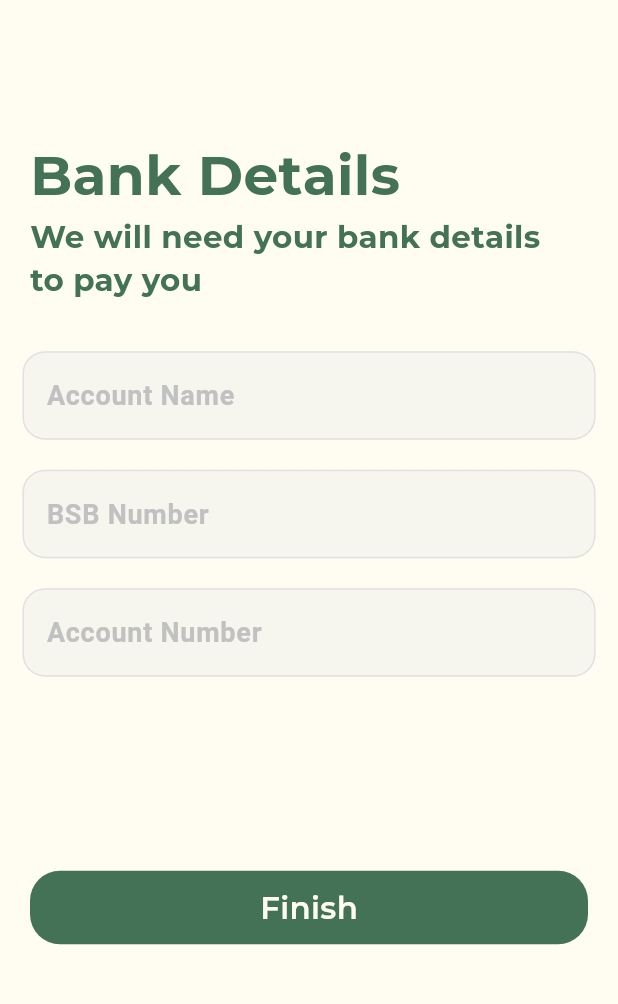
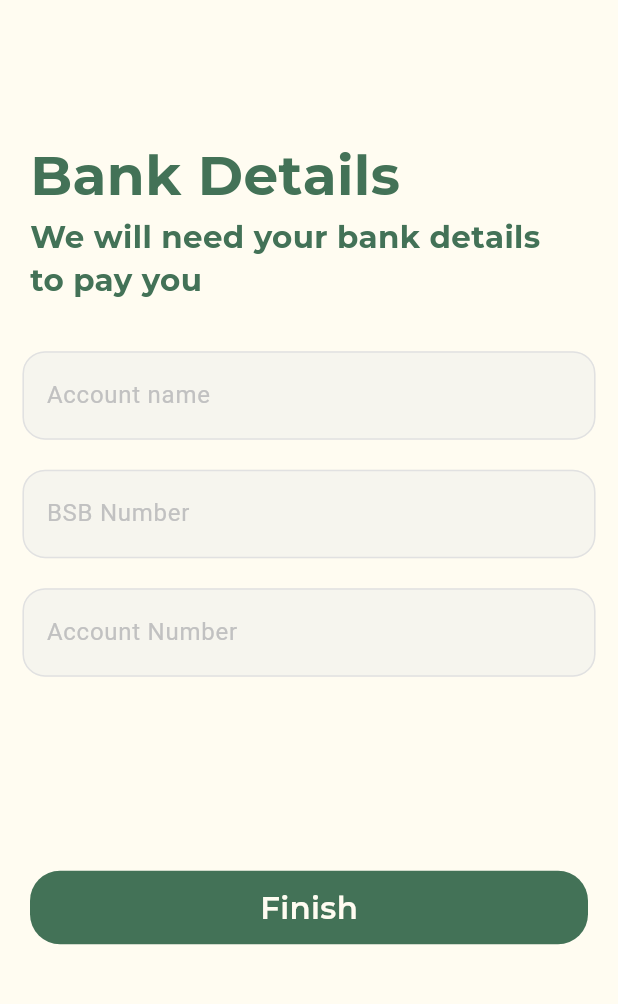
Before and after one commit to lferreira72002/TutorMe, a Flutter app: the signupBankPage screen opened by its route, on a phone screen of 412 x 824 dp, the part 134-1138 px from its top. Run offline on Flutter 3.47's test engine with Material 3 defaults, Android fonts, the phone set to English and light mode, and no system bars; our stand-ins replace flutter_screenutil, get, supabase_flutter; missing offline and left inert: dart:ffi; accounts and stored records are empty; project files that could hold a hidden picture were left out.

Commit message:
Labels and more validation

```diff
--- a/tutorme/lib/Components/Inputs/unauthorisedInput.dart
+++ b/tutorme/lib/Components/Inputs/unauthorisedInput.dart
@@ -12,6 +12,7 @@ class unauthorisedInput extends StatelessWidget {
   final bool isAutoFocus;
   final TextInputAction textInputAction;
   final bool isObscure;
+  final String label;
 
   const unauthorisedInput({
     super.key,
@@ -25,6 +26,7 @@ class unauthorisedInput extends StatelessWidget {
     this.isAutoFocus = false,
     this.textInputAction = TextInputAction.next,
     this.isObscure = false,
+    this.label = '',
   });
 
   @override
@@ -42,6 +44,7 @@ class unauthorisedInput extends StatelessWidget {
         keyboardType: keyboard,
         obscureText: isObscure,
         decoration: InputDecoration(
+          label: Text(label, style: TextStyle(color: Color(0xffC1C1C1))),
           filled: true,
           fillColor: const Color(0xffF6F5EE),
           errorStyle: const TextStyle(height: 0),
@@ -49,7 +52,7 @@ class unauthorisedInput extends StatelessWidget {
           hintStyle: const TextStyle(
             color: Color(0xffC1C1C1),
             fontSize: 18,
-            fontWeight: FontWeight.w600,
+            fontWeight: FontWeight.w400,
           ),
           enabledBorder: OutlineInputBorder(
             borderSide: const BorderSide(color: Color(0xffE1E1E1)),
--- a/tutorme/lib/Screens/UnauthorisedPages/Login/loginPage.dart
+++ b/tutorme/lib/Screens/UnauthorisedPages/Login/loginPage.dart
@@ -79,7 +79,8 @@ class _loginPageState extends State<loginPage> {
                                 key: _formkey,
                                 child: Column(children: [
                                   unauthorisedInput(
-                                    hintText: "Email",
+                                    label: "Email",
+                                    hintText: "",
                                     controller: emailController,
                                     isAutoFocus: true,
                                     validator: emailVal,
@@ -88,7 +89,8 @@ class _loginPageState extends State<loginPage> {
                                         : null,
                                   ),
                                   unauthorisedInput(
-                                    hintText: "Password",
+                                    label: "Password",
+                                    hintText: "",
                                     controller: passwordController,
                                     textInputAction: TextInputAction.done,
                                     isObscure: true,
--- a/tutorme/lib/Screens/UnauthorisedPages/Sign Up Flow/signupBankPage.dart
+++ b/tutorme/lib/Screens/UnauthorisedPages/Sign Up Flow/signupBankPage.dart
@@ -91,17 +91,20 @@ class _signupBankPageState extends State<signupBankPage> {
                             Form(
                                 child: Column(children: [
                               unauthorisedInput(
-                                hintText: "Account Name",
+                                hintText: "Everyday basics",
+                                label: "Account name",
                                 controller: nameController,
                               ),
                               unauthorisedInput(
-                                  hintText: "BSB Number",
+                                  label: "BSB Number",
+                                  hintText: "123-456",
                                   controller: emailController,
                                   formatters: [HyphenInputFormatter()],
                                   keyboard: TextInputType.numberWithOptions(
                                       signed: true)),
                               unauthorisedInput(
-                                hintText: "Account Number",
+                                label: "Account Number",
+                                hintText: "123456789",
                                 controller: passwordController,
                                 textInputAction: TextInputAction.done,
                                 keyboard: TextInputType.numberWithOptions(
```
Also changed, not shown: tutorme/lib/Screens/UnauthorisedPages/Sign Up Flow/signupBluecardPage.dart (+88 -10 lines), tutorme/lib/Screens/UnauthorisedPages/Sign Up Flow/signupDetailsPage.dart (+6 -3 lines).
